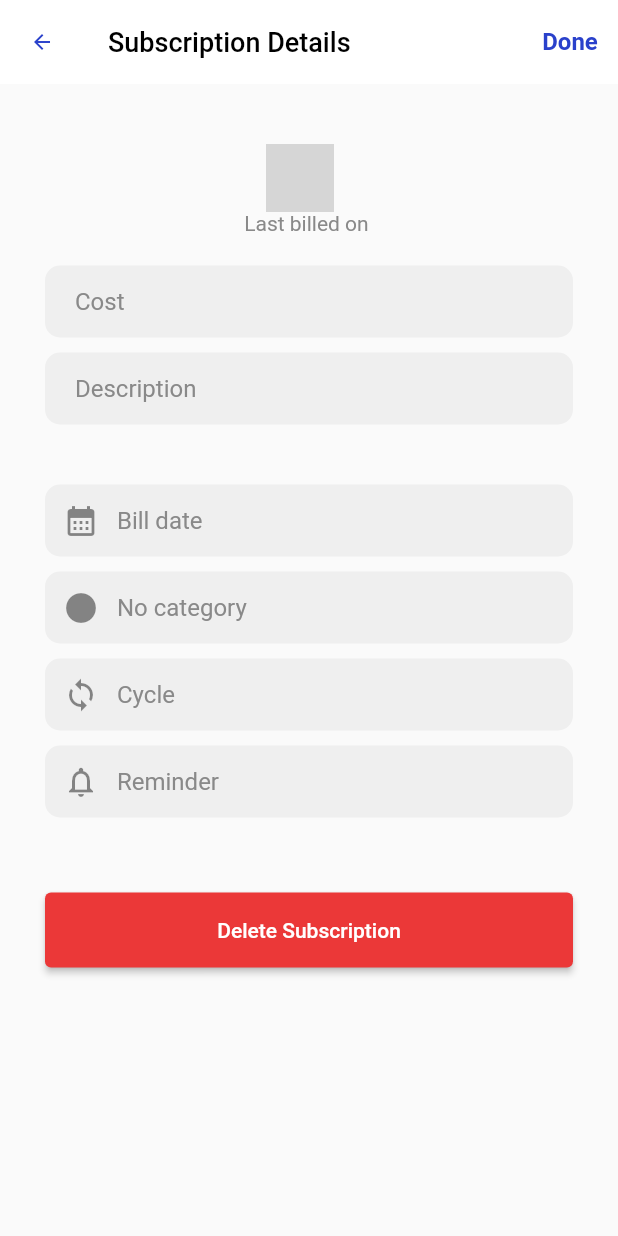
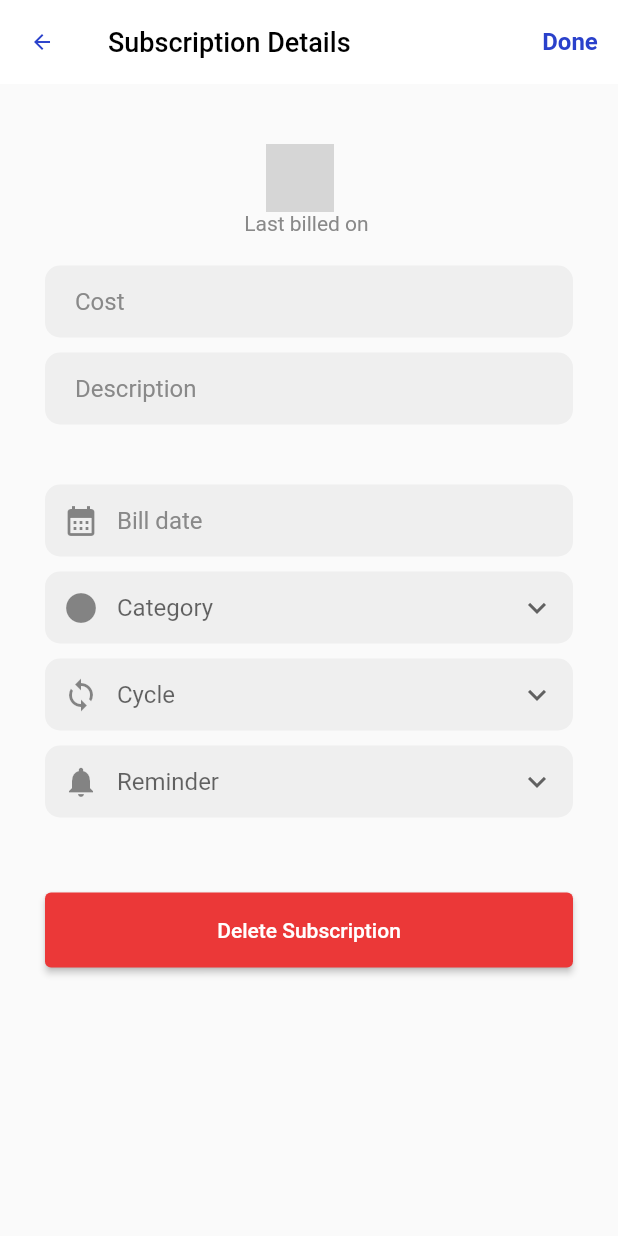
Before and after one commit to bralash/subman_flutter, a Flutter app: the SubscriptionDetails screen opened directly with empty values, on a phone screen of 412 x 824 dp. Run offline on Flutter 3.47's test engine with Material 2 defaults, Android fonts, the phone set to English and light mode, and no system bars; our stand-ins replace cloud_firestore, firebase_auth, firebase_core, google_sign_in; accounts and stored records are empty; Roboto replaces fonts that are missing (SFPro); grey boxes are pictures that could not be loaded.

Commit message:
Modified subscription details screen

```diff
--- a/lib/pages/subscription_details.dart
+++ b/lib/pages/subscription_details.dart
@@ -60,6 +60,14 @@ class _SubscriptionDetailsState extends State<SubscriptionDetails> {
     Navigator.push(
         context, MaterialPageRoute(builder: (context) => Subscriptions()));
   }
+
+  String categoryValue = "Music";
+  String cycleValue = "Monthly";
+  String reminderValue = "No";
+
+  var categories = ['Music', 'Productivity', 'Education', 'Sports'];
+  var cycle = ["Monthly", 'Annually'];
+  var reminder = ["Yes", "No"];
 
   @override
   Widget build(BuildContext context) {
@@ -215,14 +223,11 @@ class _SubscriptionDetailsState extends State<SubscriptionDetails> {
                 },
               ),
               SizedBox(height: 10),
-              TextField(
-                controller: _categoryController,
+              DropdownButtonFormField(
                 decoration: InputDecoration(
-                  contentPadding:
-                      EdgeInsets.symmetric(vertical: 10, horizontal: 20),
+                  contentPadding: EdgeInsets.symmetric(vertical: 10),
                   border: OutlineInputBorder(),
                   prefixIcon: Icon(Icons.circle),
-                  hintText: "No category",
                   hintStyle: TextStyle(color: kDarkGrey),
                   fillColor: kLightGrey,
                   filled: true,
@@ -236,15 +241,59 @@ class _SubscriptionDetailsState extends State<SubscriptionDetails> {
                     ),
                   ),
                 ),
+                hint: Text("Category"),
+                icon: Icon(Icons.keyboard_arrow_down),
+                items: categories.map((String category) {
+                  return DropdownMenuItem(
+                    value: category,
+                    child: Text(category),
+                  );
+                }).toList(),
+                onChanged: (String? newValue) {
+                  setState(() {
+                    categoryValue = newValue!;
+                  });
+                },
               ),
               SizedBox(height: 10),
-              TextField(
-                controller: _cycleController,
+              DropdownButtonFormField(
                 decoration: InputDecoration(
-                  contentPadding:
-                      EdgeInsets.symmetric(vertical: 10, horizontal: 20),
+                  contentPadding: EdgeInsets.symmetric(vertical: 10),
                   border: OutlineInputBorder(),
                   prefixIcon: Icon(Icons.sync),
+                  hintStyle: TextStyle(color: kDarkGrey),
+                  fillColor: kLightGrey,
+                  filled: true,
+                  enabledBorder: OutlineInputBorder(
+                    borderRadius: BorderRadius.circular(10),
+                    borderSide: BorderSide(width: 0, color: Colors.transparent),
+                  ),
+                  focusedBorder: OutlineInputBorder(
+                    borderSide: BorderSide(
+                      width: 0,
+                    ),
+                  ),
+                ),
+                hint: Text("Cycle"),
+                icon: Icon(Icons.keyboard_arrow_down),
+                items: cycle.map((String category) {
+                  return DropdownMenuItem(
+                    value: category,
+                    child: Text(category),
+                  );
+                }).toList(),
+                onChanged: (String? newValue) {
+                  setState(() {
+                    cycleValue = newValue!;
+                  });
+                },
+              ),
+              SizedBox(height: 10),
+              DropdownButtonFormField(
+                decoration: InputDecoration(
+                  contentPadding: EdgeInsets.symmetric(vertical: 10),
+                  border: OutlineInputBorder(),
+                  prefixIcon: Icon(Icons.notifications),
                   hintText: "Cycle",
                   hintStyle: TextStyle(color: kDarkGrey),
                   fillColor: kLightGrey,
@@ -259,29 +308,19 @@ class _SubscriptionDetailsState extends State<SubscriptionDetails> {
                     ),
                   ),
                 ),
-              ),
-              SizedBox(height: 10),
-              TextField(
-                controller: _reminderController,
-                decoration: InputDecoration(
-                  contentPadding:
-                      EdgeInsets.symmetric(vertical: 10, horizontal: 20),
-                  border: OutlineInputBorder(),
-                  prefixIcon: Icon(Icons.notifications_outlined),
-                  hintText: "Reminder",
-                  hintStyle: TextStyle(color: kDarkGrey),
-                  fillColor: kLightGrey,
-                  filled: true,
-                  enabledBorder: OutlineInputBorder(
-                    borderRadius: BorderRadius.circular(10),
-                    borderSide: BorderSide(width: 0, color: Colors.transparent),
-                  ),
-                  focusedBorder: OutlineInputBorder(
-                    borderSide: BorderSide(
-                      width: 0,
-                    ),
-                  ),
-                ),
+                hint: Text("Reminder"),
+                icon: Icon(Icons.keyboard_arrow_down),
+                items: reminder.map((String category) {
+                  return DropdownMenuItem(
+                    value: category,
+                    child: Text(category),
+                  );
+                }).toList(),
+                onChanged: (String? newValue) {
+                  setState(() {
+                    reminderValue = newValue!;
+                  });
+                },
               ),
               SizedBox(height: 50),
               SizedBox(
```
